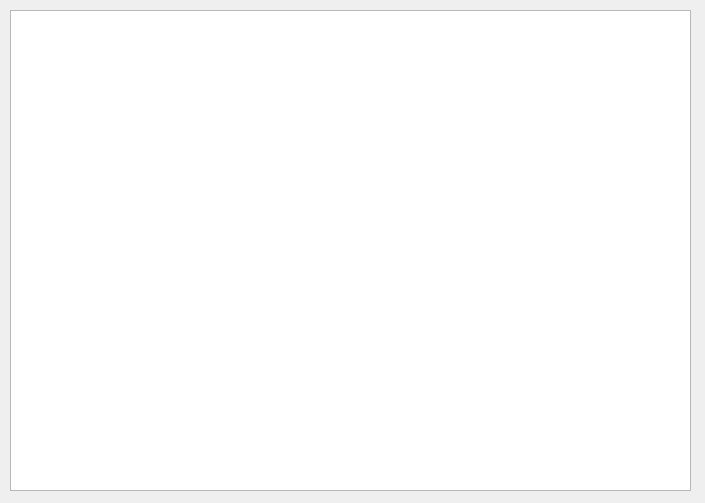
Above: logwindow.ui from darvark/CallLogger before the change. Below: the same form after it.
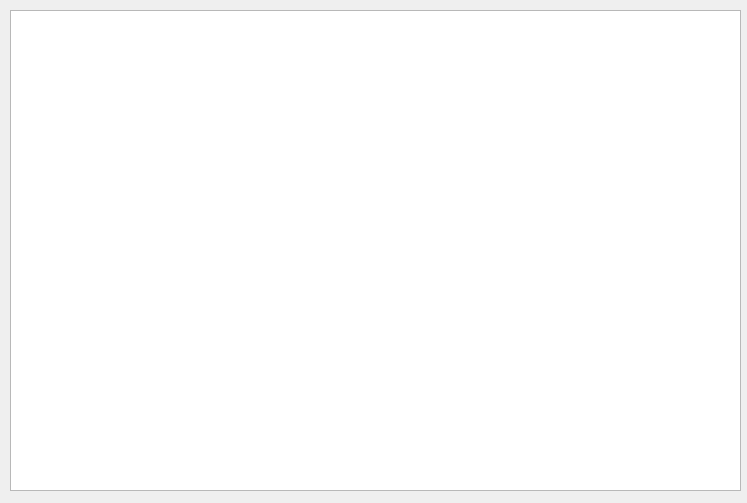
That is the form after the change.

The edit to the form file:
```diff
--- a/logwindow.ui
+++ b/logwindow.ui
@@ -6,7 +6,7 @@
    <rect>
     <x>0</x>
     <y>0</y>
-    <width>705</width>
+    <width>747</width>
     <height>503</height>
    </rect>
   </property>
@@ -18,7 +18,7 @@
     <rect>
      <x>10</x>
      <y>10</y>
-     <width>681</width>
+     <width>731</width>
      <height>481</height>
     </rect>
    </property>
```
